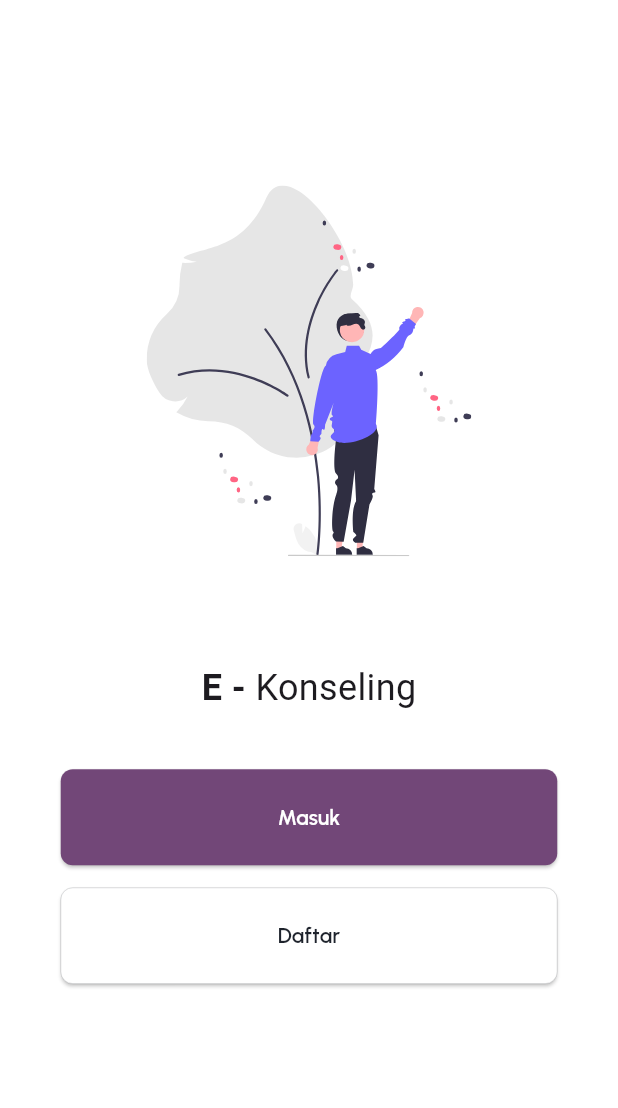
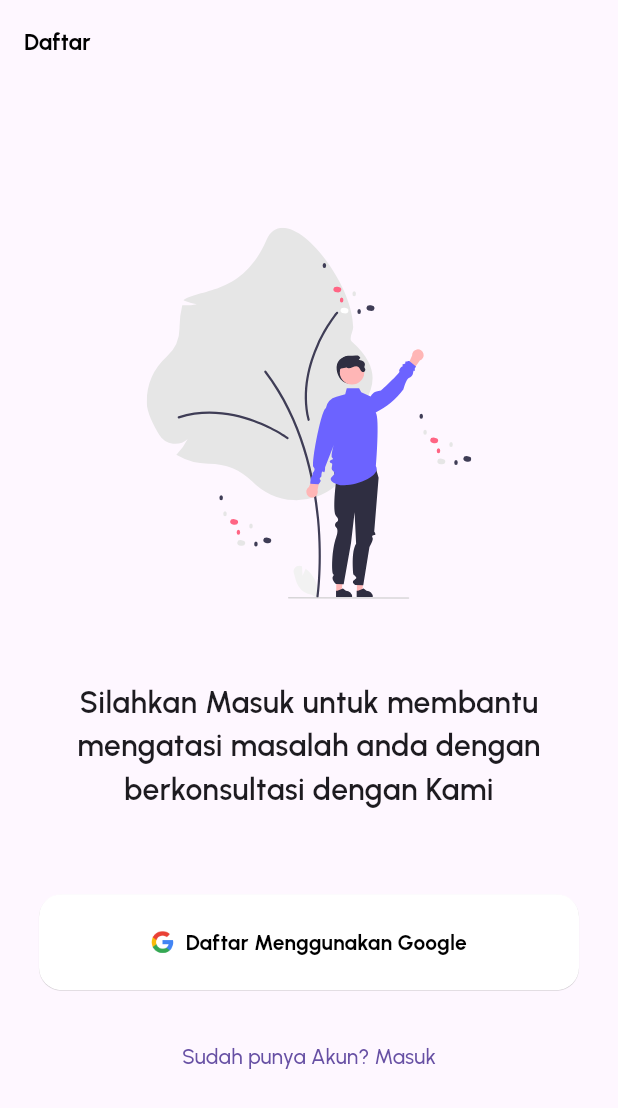
Before and after one commit to unustudents/ekonseling, a Flutter app: the screen it shows after launch, on a phone screen of 412 x 824 dp. Shown: the top 1108 px of the screen. Run offline on Flutter 3.47's test engine with Material 3 defaults, Android fonts, the phone set to English and light mode, and no system bars; our stand-ins replace bloc, equatable, flutter_svg.

Commit message:
register view

```diff
--- /dev/null
+++ b/lib/features/auth/presentation/pages/register_screen.dart
@@ -0,0 +1,64 @@
+import 'package:flutter/material.dart';
+import 'package:flutter_svg/flutter_svg.dart';
+
+class RegisterScreen extends StatelessWidget {
+  const RegisterScreen({super.key});
+
+  @override
+  Widget build(BuildContext context) {
+    return Scaffold(
+      appBar: AppBar(title: const Text('Daftar')),
+      body: Center(
+        child: Column(
+          // crossAxisAlignment: CrossAxisAlignment.start,
+          mainAxisAlignment: MainAxisAlignment.center,
+          children: [
+            SvgPicture.asset(
+              'assets/images/undraw_welcoming.svg',
+              fit: BoxFit.cover,
+              height: MediaQuery.of(context).size.height * 0.3,
+            ),
+            const SizedBox(height: 25),
+            const Padding(
+              padding: EdgeInsets.all(30.0),
+              child: Text(
+                "Silahkan Masuk untuk membantu mengatasi masalah anda dengan berkonsultasi dengan Kami",
+                style: TextStyle(fontSize: 20, fontWeight: FontWeight.w600),
+                textAlign: TextAlign.center,
+              ),
+            ),
+            const SizedBox(height: 25),
+            Container(
+              padding: const EdgeInsets.symmetric(horizontal: 20),
+              // width: double.infinity,
+              width: double.tryParse("400"),
+              child: ElevatedButton.icon(
+                style: ElevatedButton.styleFrom(
+                  backgroundColor: Colors.white,
+                  foregroundColor: Colors.black,
+                  // maximumSize: const Size.fromWidth(400),
+                  elevation: 0.2,
+                  shape: RoundedRectangleBorder(borderRadius: BorderRadius.circular(15)),
+                  padding: const EdgeInsets.symmetric(vertical: 22),
+                ),
+                onPressed: () {
+                  // Add your button press action here
+                },
+                icon: Image.asset("assets/images/google.png", width: 15),
+                label: const Text(
+                  'Daftar Menggunakan Google',
+                  style: TextStyle(fontWeight: FontWeight.bold),
+                ),
+              ),
+            ),
+            const SizedBox(height: 20),
+            TextButton(
+              onPressed: () {},
+              child: const Text("Sudah punya Akun? Masuk"),
+            ),
+          ],
+        ),
+      ),
+    );
+  }
+}
--- a/lib/features/auth/presentation/pages/first_screen.dart
+++ b/lib/features/auth/presentation/pages/welcome_screen.dart
@@ -1,8 +1,8 @@
 import 'package:flutter/material.dart';
 import 'package:flutter_svg/flutter_svg.dart';
 
-class FirstScreen extends StatelessWidget {
-  const FirstScreen({super.key});
+class WelcomeScreen extends StatelessWidget {
+  const WelcomeScreen({super.key});
 
   @override
   Widget build(BuildContext context) {
--- a/lib/main.dart
+++ b/lib/main.dart
@@ -1,6 +1,8 @@
+import 'package:ekonseling/features/auth/presentation/pages/login_screen.dart';
+import 'package:ekonseling/features/auth/presentation/pages/register_screen.dart';
 import 'package:flutter/material.dart';
 
-import 'features/auth/presentation/pages/first_screen.dart';
+import 'features/auth/presentation/pages/welcome_screen.dart';
 
 void main() {
   runApp(const MyApp());
@@ -17,9 +19,15 @@ class MyApp extends StatelessWidget {
         // colorScheme: ColorScheme.fromSeed(seedColor: Colors.deepPurple),
         primarySwatch: Colors.blue,
         fontFamily: "Urbanist",
+        appBarTheme: const AppBarTheme(
+          titleTextStyle: TextStyle(color: Colors.black, fontFamily: "Urbanist", fontSize: 15, fontWeight: FontWeight.bold),
+          // backgroundColor: Colors.white,
+          // elevation: 0,
+          // iconTheme: IconThemeData(color: Colors.black),
+        ),
         useMaterial3: true,
       ),
-      home: const FirstScreen(),
+      home: const RegisterScreen(),
     );
   }
 }
```
Also changed, not shown: lib/features/auth/presentation/pages/login_screen.dart (added, +142 -0 lines), assets/images/google.png (added).
